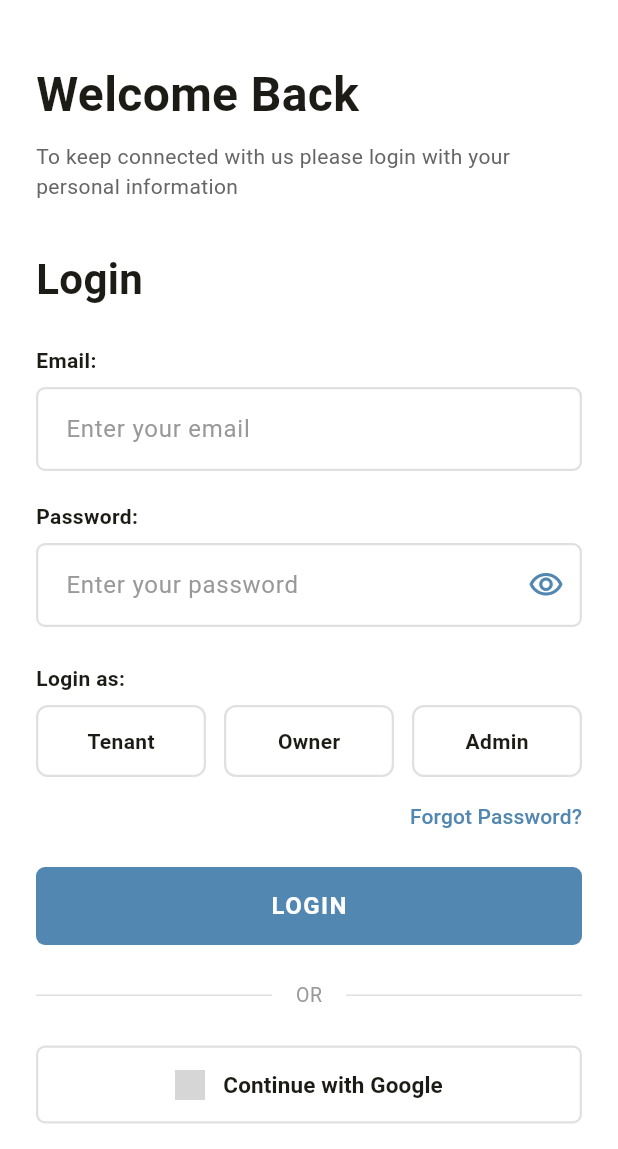
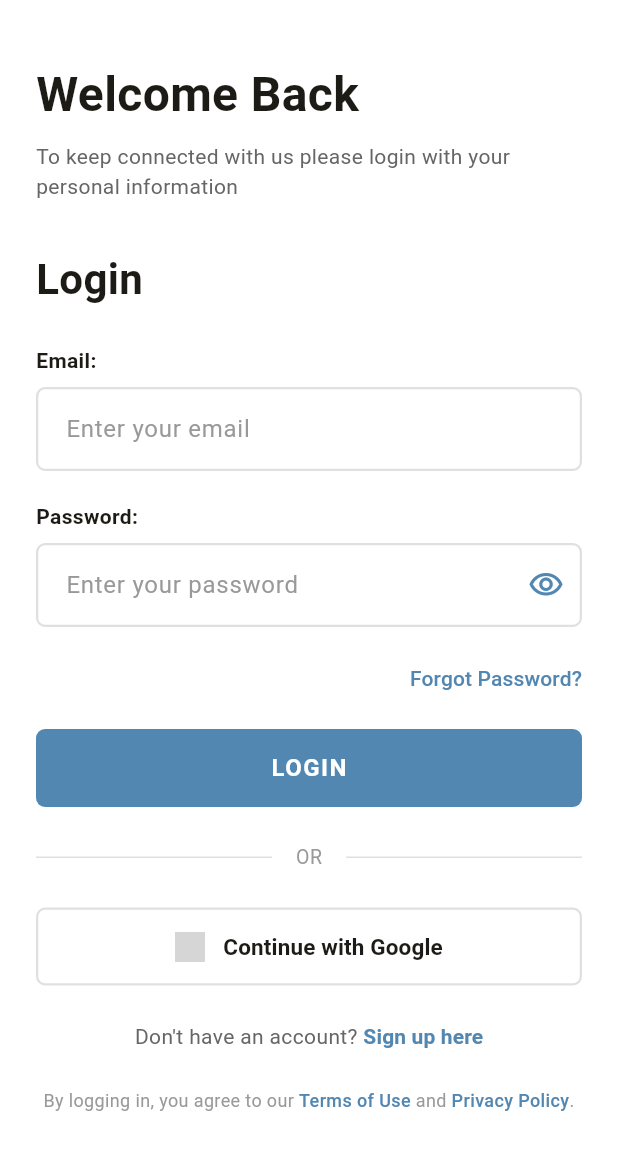
Before and after one commit to khentmoba/Vacansee, a Flutter app: the LoginScreen screen opened by its route, scrolled down 54 dp, on a phone screen of 412 x 824 dp, the part 87-1236 px from its top. Run offline on Flutter 3.47's test engine with Material 3 defaults, Android fonts, the phone set to English and light mode, and no system bars; our stand-ins replace flutter_dotenv, freezed_annotation, image_picker, shimmer, supabase_flutter; accounts and stored records are empty; network calls fail; grey boxes are pictures that could not be loaded.

Commit message:
Cleanup login UI and setup GitHub Actions auto-deploy

```diff
--- a/lib/screens/auth/login_screen.dart
+++ b/lib/screens/auth/login_screen.dart
@@ -1,7 +1,6 @@
 import 'package:flutter/material.dart';
 import 'package:provider/provider.dart';
 import '../../providers/auth_provider.dart';
-import '../../models/user_model.dart';
 import 'register_screen.dart';
 import '../home/home_screen.dart';
 
@@ -16,10 +15,7 @@
   final _emailController = TextEditingController();
   final _passwordController = TextEditingController();
   bool _obscurePassword = true;
-  UserRole? _selectedRole;
-
   final Map<String, String?> _errors = {
-    'role': null,
     'email': null,
     'password': null,
   };
@@ -33,7 +29,6 @@
 
   void _validateAndSubmit() {
     setState(() {
-      _errors['role'] = _selectedRole == null ? 'Please select a role' : null;
       _errors['email'] =
           _emailController.text.isEmpty || !_emailController.text.contains('@')
           ? 'Please enter a valid email'
@@ -398,27 +393,6 @@
           ),
         const SizedBox(height: 24),
 
-        // Role Selector (Button tabs)
-        _buildLabel('Login as:'),
-        Row(
-          children: [
-            Expanded(child: _buildRoleButton('Tenant', UserRole.student)),
-            const SizedBox(width: 12),
-            Expanded(child: _buildRoleButton('Owner', UserRole.owner)),
-            const SizedBox(width: 12),
-            Expanded(child: _buildRoleButton('Admin', UserRole.admin)),
-          ],
-        ),
-        if (_errors['role'] != null)
-          Padding(
-            padding: const EdgeInsets.only(top: 6, left: 4),
-            child: Text(
-              _errors['role']!,
-              style: const TextStyle(color: Colors.red, fontSize: 12),
-            ),
-          ),
-        const SizedBox(height: 16),
-
         // Forgot Password
         Align(
           alignment: Alignment.centerRight,
@@ -585,41 +559,6 @@
     );
   }
 
-  Widget _buildRoleButton(String label, UserRole role) {
-    final isSelected = _selectedRole == role;
-    return InkWell(
-      onTap: () {
-        setState(() {
-          _selectedRole = role;
-          _clearError('role');
-        });
-      },
-      child: Container(
-        height: 48,
-        decoration: BoxDecoration(
-          color: isSelected ? const Color(0xFF5287B2) : Colors.white,
-          border: Border.all(
-            color: isSelected
-                ? const Color(0xFF5287B2)
-                : const Color(0xFFE0E0E0),
-            width: 1.5,
-          ),
-          borderRadius: BorderRadius.circular(8),
-        ),
-        child: Center(
-          child: Text(
-            label,
-            style: TextStyle(
-              fontSize: 14,
-              fontWeight: FontWeight.w600,
-              color: isSelected ? Colors.white : const Color(0xFF1D1B16),
-            ),
-          ),
-        ),
-      ),
-    );
-  }
-
   Widget _buildLabel(String text) {
     return Padding(
       padding: const EdgeInsets.only(bottom: 8),
--- a/package.json
+++ /dev/null
@@ -1,5 +0,0 @@
-{
-  "scripts": {
-    "build": "bash ./vercel-build.sh"
-  }
-}
```
Also changed, not shown: vercel.json, 3 other files.
